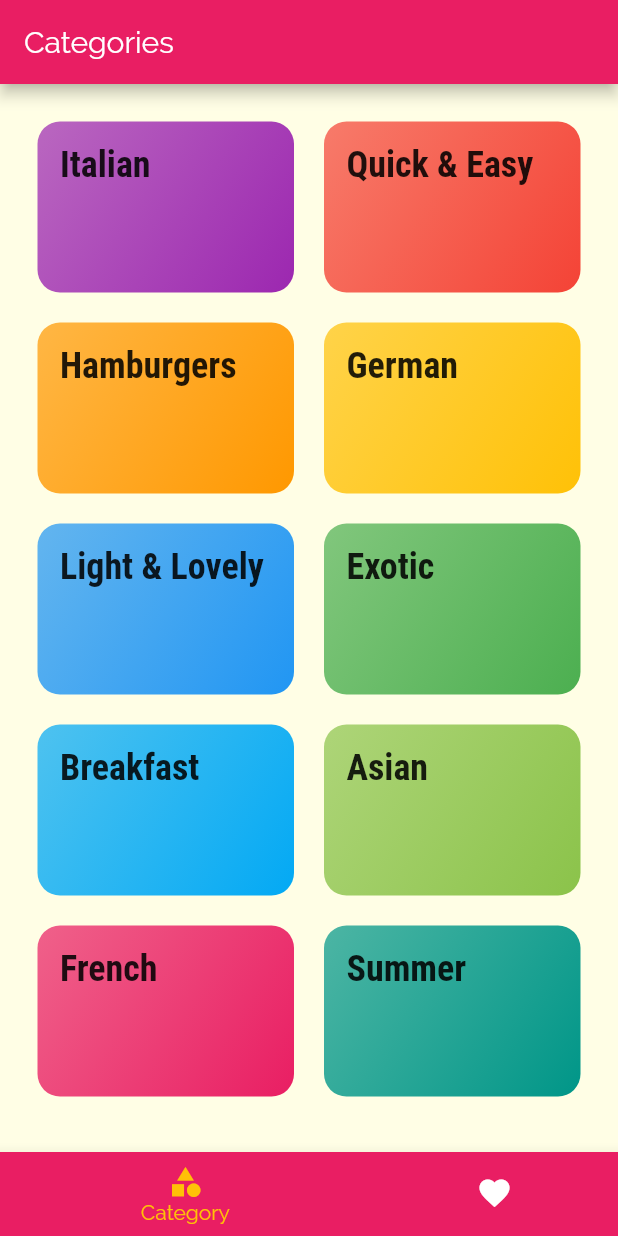
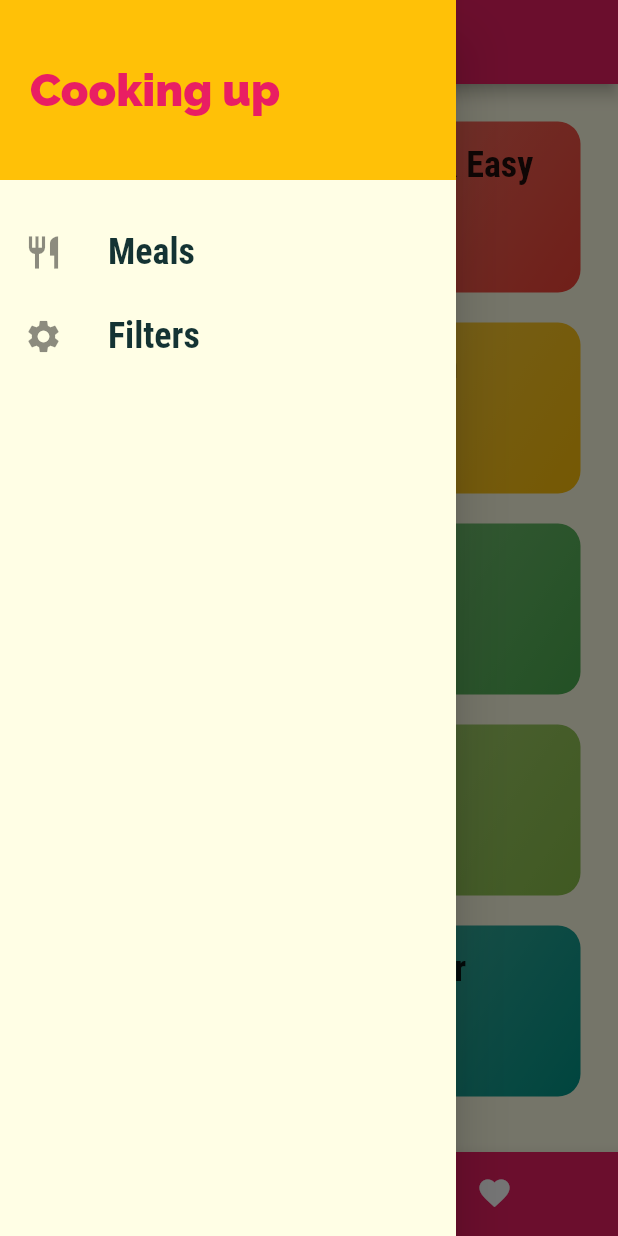
Before and after one commit to abdulmuttaleb/flutter_delhi_meals, a Flutter app: the screen it shows after launch, with the side drawer open (before the commit the screen has no drawer), on a phone screen of 412 x 824 dp. Run offline on Flutter 3.47's test engine with Material 2 defaults, Android fonts, the phone set to English and light mode, and no system bars.

Commit message:
- adding main navigation drawer

```diff
--- a/lib/screens/tabs_screen.dart
+++ b/lib/screens/tabs_screen.dart
@@ -1,4 +1,5 @@
 import 'package:deli_meals/screens/categories_screen.dart';
+import 'package:deli_meals/widgets/main_drawer.dart';
 import 'package:flutter/material.dart';
 
 import 'favorites_screen.dart';
@@ -28,6 +29,7 @@ class _TabsScreenState extends State<TabsScreen> {
       appBar: AppBar(
         title: Text(_pages[_selectedPageIndex]['title']),
       ),
+      drawer: MainDrawer(),
       body: _pages[_selectedPageIndex]['page'],
       bottomNavigationBar: BottomNavigationBar(
         backgroundColor: Theme.of(context).primaryColor,
--- /dev/null
+++ b/lib/widgets/main_drawer.dart
@@ -0,0 +1,46 @@
+import 'package:flutter/material.dart';
+
+class MainDrawer extends StatelessWidget {
+
+  Widget buildListTile(String title, IconData iconData){
+    return ListTile(
+      leading: Icon(iconData, size: 26,),
+      title: Text( title,
+        style: TextStyle(
+            fontFamily: 'RobotoCondensed',
+            fontSize: 24,
+            fontWeight: FontWeight.bold
+        ),),
+      onTap: (){
+        // ...
+      },
+    );
+  }
+  @override
+  Widget build(BuildContext context) {
+    return Drawer(
+      child: Column(
+        children: <Widget>[
+          Container(
+            height: 120,
+            width: double.infinity,
+            padding: EdgeInsets.all(20),
+            alignment: Alignment.centerLeft,
+            color: Theme.of(context).accentColor,
+            child: Text(
+              'Cooking up',
+              style: TextStyle(
+                fontWeight: FontWeight.w900,
+                fontSize: 30,
+                color: Theme.of(context).primaryColor
+              ),
+            ),
+          ),
+          SizedBox(height: 20,),
+          buildListTile('Meals', Icons.restaurant),
+          buildListTile('Filters', Icons.settings)
+        ],
+      ),
+    );
+  }
+}
```
